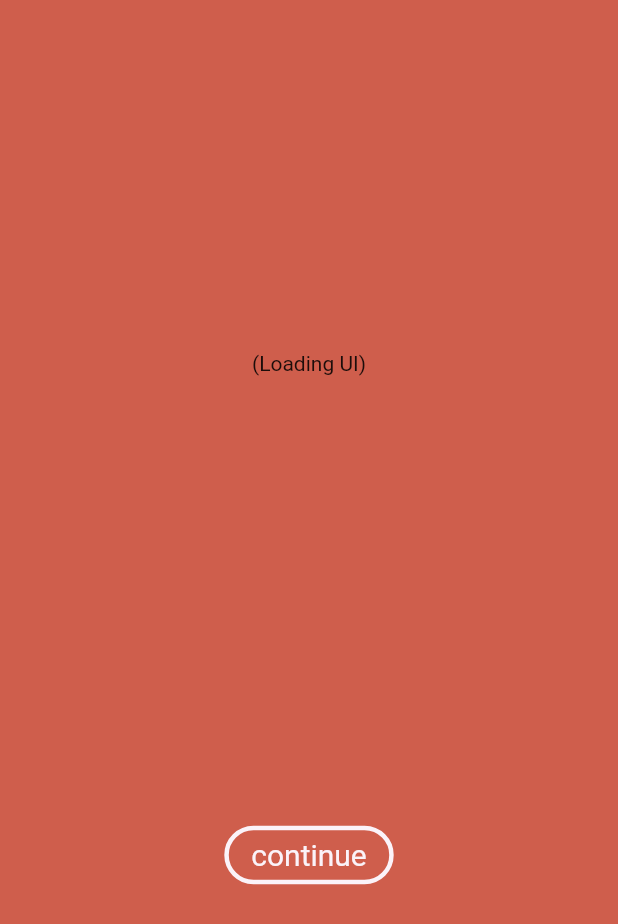
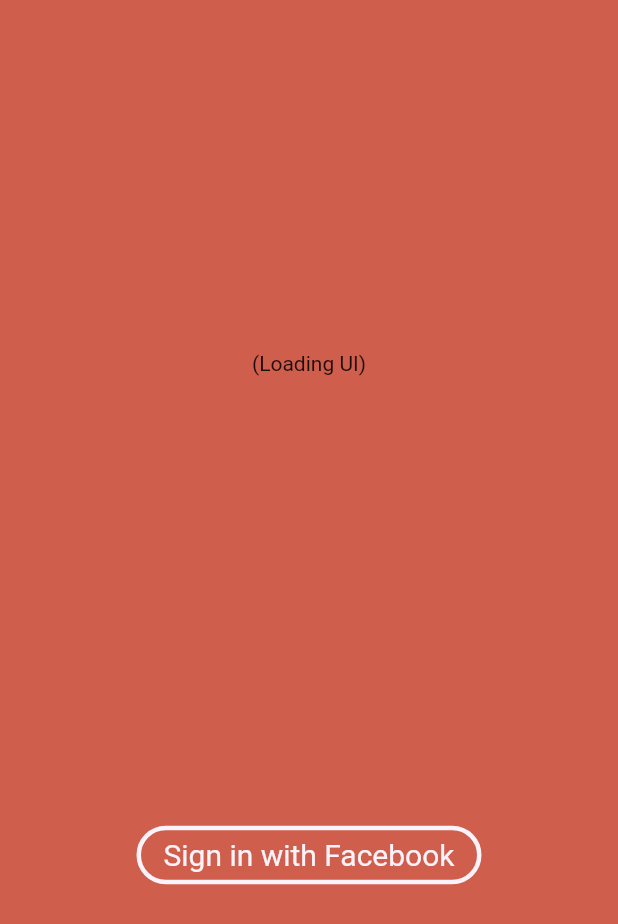
Before and after one commit to AnthonyThomasson/prototype_flutter, a Flutter app: the screen it shows after launch, on a phone screen of 412 x 824 dp. Shown: the top 924 px of the screen. Run offline on Flutter 3.47's test engine with Material 2 defaults, Android fonts, the phone set to English and light mode, and no system bars; our stand-ins replace bloc, flutter_bloc.

Commit message:
- added sign in button for Facebook

```diff
--- a/lib/sign_up/sign_up.dart
+++ b/lib/sign_up/sign_up.dart
@@ -19,7 +19,6 @@ class SignUp extends StatelessWidget{
               Container(
                 child: Text('(Loading UI)'),
                 padding: EdgeInsets.only(bottom: 300),
-
               ),
               Container(
                 child: CircleButton(
--- a/lib/sign_up/widgets/circle_button/blocs/circle_button_bloc.dart
+++ b/lib/sign_up/widgets/circle_button/blocs/circle_button_bloc.dart
@@ -1,22 +1,30 @@
 import 'package:bloc/bloc.dart';
 import 'circle_button_state.dart';
+import 'package:flutter/widgets.dart';
 
 
 enum CircleButtonEvent { pressed,released }
 
+typedef ActionCallback = void Function(TapDownDetails context);
+
 class CircleButtonBloc extends Bloc<CircleButtonEvent, CircleButtonState> {
 
+  final String title;
+  final ActionCallback action;
+
+  CircleButtonBloc({this.title, this.action});
+
   @override
-  CircleButtonState get initialState => CircleButtonState.initial();
+  CircleButtonState get initialState => CircleButtonState.initial(this.title);
 
   @override
   Stream<CircleButtonState> mapEventToState(CircleButtonEvent event) async* {
     switch (event) {
       case CircleButtonEvent.pressed:
-        yield CircleButtonState.pressed();
+        yield CircleButtonState.pressed(this.title);
         break;
       case CircleButtonEvent.released:
-        yield CircleButtonState.initial();
+        yield CircleButtonState.initial(this.title);
         break;
     }
   }
--- a/lib/sign_up/widgets/circle_button/blocs/circle_button_state.dart
+++ b/lib/sign_up/widgets/circle_button/blocs/circle_button_state.dart
@@ -9,7 +9,7 @@ class CircleButtonState{
 
   CircleButtonState._();
 
-  factory CircleButtonState.initial(){
+  factory CircleButtonState.initial(title){
     return CircleButtonState._()
       ..decoration = BoxDecoration(
         borderRadius: BorderRadius.all(Radius.circular(50.0)),
@@ -17,7 +17,7 @@ class CircleButtonState{
       )
       ..child = Directionality(
         textDirection: TextDirection.ltr,
-        child: Text('continue',
+        child: Text(title,
           style: TextStyle(
             fontSize: 20.0,
             color: CustomColors.white(),
@@ -30,7 +30,7 @@ class CircleButtonState{
       );
   }
 
-  factory CircleButtonState.pressed(){
+  factory CircleButtonState.pressed(title){
     return CircleButtonState._()
       ..decoration = BoxDecoration(
         borderRadius: BorderRadius.all(Radius.circular(50.0)),
@@ -38,7 +38,7 @@ class CircleButtonState{
       )
       ..child = Directionality(
         textDirection: TextDirection.ltr,
-        child: Text('continue',
+        child: Text(title,
           style: TextStyle(
             fontSize: 20.0,
             color: CustomColors.white(),
--- a/lib/sign_up/widgets/circle_button/circle_button.dart
+++ b/lib/sign_up/widgets/circle_button/circle_button.dart
@@ -4,11 +4,10 @@ import 'blocs/blocks.dart';
 
 typedef ActionCallback = void Function(TapDownDetails context);
 
-class CircleButton extends StatelessWidget{
+class CircleButton extends StatefulWidget{
 
-  final String title;
+  final title;
   final ActionCallback action;
-  final CircleButtonBloc _circleButtonBloc = CircleButtonBloc();
 
   CircleButton({
     @required this.title,
@@ -18,15 +17,35 @@ class CircleButton extends StatelessWidget{
     assert(title != null);
 
   @override
+  State<StatefulWidget> createState() => _CircleButtonState(
+    title: this.title,
+    action: this.action
+  );
+}
+
+class _CircleButtonState extends State<CircleButton> {
+
+  CircleButtonBloc _circleButtonBloc;
+  final ActionCallback action;
+
+  _CircleButtonState({
+    @required title,
+    @required this.action,
+  }):
+    assert(action != null),
+    assert(title != null){
+      _circleButtonBloc = CircleButtonBloc(title: title, action: this.action);
+    }
+
+  @override
   Widget build(BuildContext context) {
-
     return BlocBuilder(
       bloc: _circleButtonBloc,
       builder: (_, CircleButtonState state) {
         return GestureDetector(
           onTapDown:(context) {
             _circleButtonBloc.dispatch(CircleButtonEvent.pressed);
-              action(context);
+            this.action(context);
           },
           onTapUp:(context) => _circleButtonBloc.dispatch(CircleButtonEvent.released),
           child: Container(
@@ -35,7 +54,13 @@ class CircleButton extends StatelessWidget{
             child: state.child,
           )
         );
-        },
+      }
     );
   }
+
+  @override
+  void dispose() {
+    _circleButtonBloc.dispose();
+    super.dispose();
   }
+}
```
Also changed, not shown: 3 other files. Lines whose indentation alone changed are shown as unchanged.
